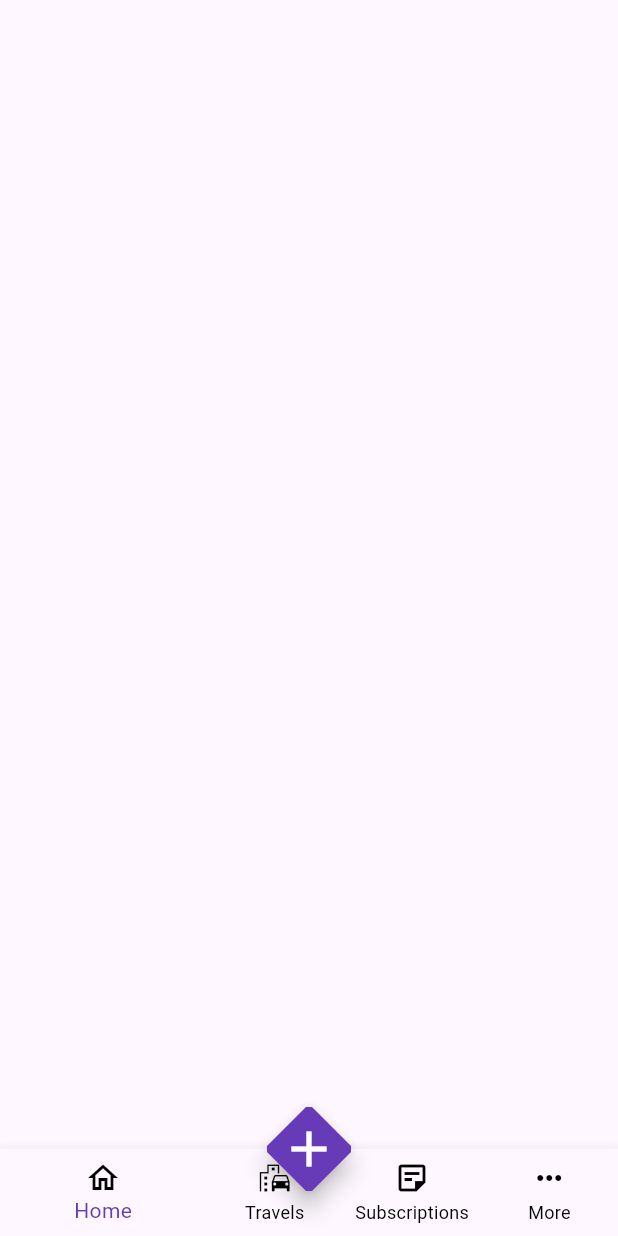
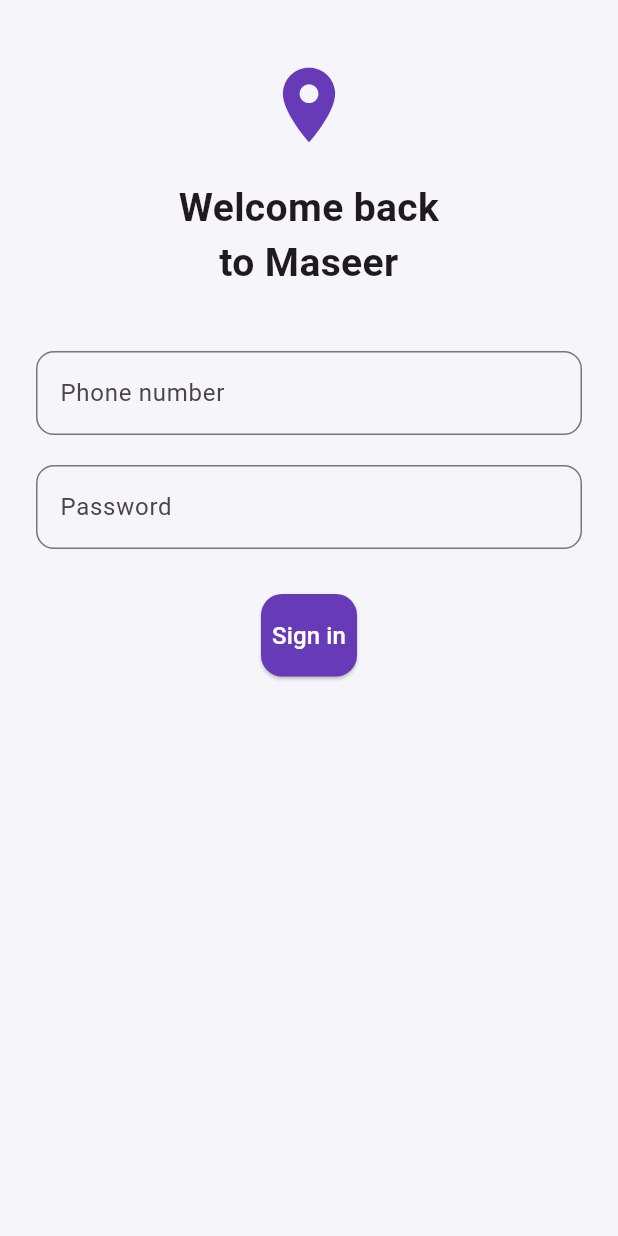
Before and after one commit to AmiraMohamedTaha/Graduation-Project, a Flutter app: the screen it shows after launch, on a phone screen of 412 x 824 dp. Run offline on Flutter 3.47's test engine with Material 3 defaults, Android fonts, the phone set to English and light mode, and no system bars.

Commit message:
last one

```diff
--- a/transityx/lib/main.dart
+++ b/transityx/lib/main.dart
@@ -1,42 +1,206 @@
-import 'dart:ui';
-
 import 'package:flutter/material.dart';
 
 void main() {
   runApp(const MyApp());
 }
 
-class MyApp extends StatefulWidget {
+/* ===================== APP ROOT ===================== */
+
+class MyApp extends StatelessWidget {
   const MyApp({super.key});
 
-  createState() => _MyAppState();
+  @override
+  Widget build(BuildContext context) {
+    return const MaterialApp(
+      debugShowCheckedModeBanner: false,
+      home: LoginPage(),
+    );
+  }
 }
 
-class _MyAppState extends State<MyApp> {
+/* ===================== LOGIN PAGE ===================== */
+
+class LoginPage extends StatefulWidget {
+  const LoginPage({super.key});
+
+  @override
+  State<LoginPage> createState() => _LoginPageState();
+}
+
+class _LoginPageState extends State<LoginPage> {
+  final _formKey = GlobalKey<FormState>();
+
+  final TextEditingController phoneController = TextEditingController();
+  final TextEditingController passwordController = TextEditingController();
+
+  bool isPasswordValid(String password) {
+    final hasUppercase = password.contains(RegExp(r'[A-Z]'));
+    final hasSpecialChar =
+        password.contains(RegExp(r'[!@#$%^&*(),.?":{}|<>]'));
+    final hasMinLength = password.length >= 8;
+
+    return hasUppercase && hasSpecialChar && hasMinLength;
+  }
+
+  @override
+  Widget build(BuildContext context) {
+    return Scaffold(
+      backgroundColor: const Color(0xffF6F6FA),
+      body: SafeArea(
+        child: SingleChildScrollView(
+          child: Padding(
+            padding: const EdgeInsets.symmetric(horizontal: 24),
+            child: Form(
+              key: _formKey,
+              child: Column(
+                children: [
+                  const SizedBox(height: 40),
+
+                  const Icon(
+                    Icons.location_on,
+                    size: 60,
+                    color: Colors.deepPurple,
+                  ),
+
+                  const SizedBox(height: 20),
+
+                  const Text(
+                    "Welcome back\nto Maseer",
+                    textAlign: TextAlign.center,
+                    style: TextStyle(
+                      fontSize: 26,
+                      fontWeight: FontWeight.bold,
+                    ),
+                  ),
+
+                  const SizedBox(height: 40),
+
+                  /* ================= PHONE ================= */
+
+                  TextFormField(
+                    controller: phoneController,
+                    keyboardType: TextInputType.phone,
+                    decoration: InputDecoration(
+                      labelText: "Phone number",
+                      prefixText: "+20 ",
+                      border: OutlineInputBorder(
+                        borderRadius: BorderRadius.circular(12),
+                      ),
+                    ),
+                    validator: (value) {
+                      if (value == null || value.isEmpty) {
+                        return "Phone number is required";
+                      }
+                      if (value.length < 10) {
+                        return "Phone number must be 10 digits";
+                      }
+                      return null;
+                    },
+                  ),
+
+                  const SizedBox(height: 20),
+
+                  /* ================= PASSWORD ================= */
+
+                  TextFormField(
+                    controller: passwordController,
+                    obscureText: true,
+                    decoration: InputDecoration(
+                      labelText: "Password",
+                      border: OutlineInputBorder(
+                        borderRadius: BorderRadius.circular(12),
+                      ),
+                    ),
+                    validator: (value) {
+                      if (value == null || value.isEmpty) {
+                        return "Password is required";
+                      }
+                      if (!isPasswordValid(value)) {
+                        return "Password must be:\n• At least 8 characters\n• contain special letters\n• contain capital letters";
+                      }
+                      return null;
+                    },
+                  ),
+
+                  const SizedBox(height: 30),
+
+                  /* ================= SIGN IN ================= */
+
+                  ElevatedButton(
+                    onPressed: () {
+                      if (_formKey.currentState!.validate()) {
+                        Navigator.pushReplacement(
+                          context,
+                          MaterialPageRoute(
+                            builder: (context) => const HomePage(),
+                          ),
+                        );
+                      }
+                    },
+                    style: ElevatedButton.styleFrom(
+                      backgroundColor: Colors.deepPurple,
+                      padding: const EdgeInsets.symmetric(vertical: 16),
+                      shape: RoundedRectangleBorder(
+                        borderRadius: BorderRadius.circular(14),
+                      ),
+                    ),
+                    child: const Text(
+                      "Sign in",
+                      style: TextStyle(
+                        color: Colors.white,
+                        fontSize: 16,
+                      ),
+                    ),
+                  ),
+                ],
+              ),
+            ),
+          ),
+        ),
+      ),
+    );
+  }
+}
+
+/* ===================== HOME PAGE (OLD CODE) ===================== */
+
+class HomePage extends StatefulWidget {
+  const HomePage({super.key});
+
+  @override
+  State<HomePage> createState() => _HomePageState();
+}
+
+class _HomePageState extends State<HomePage> {
   int selectedindex = 0;
 
   @override
   Widget build(BuildContext context) {
-    return MaterialApp(
-      home: Scaffold(
+    return Scaffold(
+      body: Center(
+        child: Text(
+          "Selected Tab: $selectedindex",
+          style: const TextStyle(fontSize: 20),
+        ),
+      ),
+
       bottomNavigationBar: BottomNavigationBar(
+        currentIndex: selectedindex,
         onTap: (val) {
           setState(() {
             selectedindex = val;
           });
         },
-          currentIndex: selectedindex,
         backgroundColor: Colors.white70,
         selectedItemColor: Colors.deepPurple,
         unselectedItemColor: Colors.black,
-          selectedIconTheme: IconThemeData(
+        selectedIconTheme: const IconThemeData(
           color: Colors.black,
           shadows: [Shadow(color: Colors.deepPurple)],
         ),
-          unselectedLabelStyle: TextStyle(color: Colors.black),
+        unselectedLabelStyle: const TextStyle(color: Colors.black),
         showUnselectedLabels: true,
-
-          items: [
+        items: const [
           BottomNavigationBarItem(
             label: "Home",
             icon: Icon(Icons.home_outlined),
@@ -55,27 +219,18 @@
           ),
         ],
       ),
+
       floatingActionButton: FloatingActionButton(
-          child: Icon(Icons.add, color: Colors.white, size: 40),
-          onPressed: () {},
         backgroundColor: Colors.deepPurple,
         shape: BeveledRectangleBorder(
           borderRadius: BorderRadius.circular(26),
         ),
+        onPressed: () {},
+        child: const Icon(Icons.add, color: Colors.white, size: 40),
       ),
+
       floatingActionButtonLocation:
           FloatingActionButtonLocation.miniCenterDocked,
-      ),
     );
   }
 }
-
-//
-// class HomePage extends StatefulWidget{
-//   const HomePage({super.key});
-//
-//   @override
-//   Widget build(BuildContext context){
-//     return
-//   }
-// }
```
Lines whose indentation alone changed are shown as unchanged.
